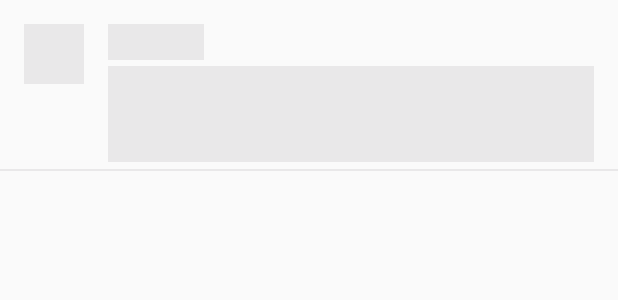
After one commit to theVinesh/github-trending, an Android app: the layout item_loading.xml on its own in the app's theme, with its tools: preview values and no code run, on a phone screen of 412 x 824 dp. The commit adds this screen. Shown: the top 300 px of the screen. Run offline under Robolectric (Android 15) with nearby library versions, the phone set to English and light mode, and no system bars.

Commit message:
Uses Flow api to handle loading and error

```diff
--- a/app/src/main/java/app/vineshbuilds/githubtrending/ui/mainpage/MainActivity.kt
+++ b/app/src/main/java/app/vineshbuilds/githubtrending/ui/mainpage/MainActivity.kt
@@ -3,15 +3,18 @@ package app.vineshbuilds.githubtrending.ui.mainpage
 import android.os.Bundle
 import androidx.appcompat.app.AppCompatActivity
 import androidx.databinding.DataBindingUtil
-import app.vineshbuilds.githubtrending.ui.mainpage.vms.MainVm
 import app.vineshbuilds.githubtrending.R
 import app.vineshbuilds.githubtrending.databinding.ActivityMainBinding
+import app.vineshbuilds.githubtrending.ui.mainpage.vms.MainVm
+import kotlinx.coroutines.ExperimentalCoroutinesApi
 import org.koin.androidx.viewmodel.ext.android.viewModel
 
 class MainActivity : AppCompatActivity() {
 
+    @ExperimentalCoroutinesApi
     private val viewModel: MainVm by viewModel()
 
+    @ExperimentalCoroutinesApi
     override fun onCreate(savedInstanceState: Bundle?) {
         super.onCreate(savedInstanceState)
         val binding =
--- /dev/null
+++ b/app/src/main/java/app/vineshbuilds/githubtrending/ui/mainpage/vms/ErrorVm.kt
@@ -0,0 +1,6 @@
+package app.vineshbuilds.githubtrending.ui.mainpage.vms
+
+import androidx.lifecycle.ViewModel
+
+class ErrorVm() : ViewModel() {
+}
--- /dev/null
+++ b/app/src/main/res/layout/item_loading.xml
@@ -0,0 +1,56 @@
+<?xml version="1.0" encoding="utf-8"?>
+<layout xmlns:app="http://schemas.android.com/apk/res-auto">
+
+    <data>
+
+        <variable
+            name="vm"
+            type="app.vineshbuilds.githubtrending.ui.mainpage.vms.LoadingVm" />
+    </data>
+
+    <androidx.constraintlayout.widget.ConstraintLayout xmlns:android="http://schemas.android.com/apk/res/android"
+        android:layout_width="match_parent"
+        app:breathAnimation="@{true}"
+        android:layout_height="wrap_content"
+        android:background="?attr/selectableItemBackground">
+
+        <ImageView
+            android:id="@+id/avatar"
+            android:layout_width="40dp"
+            android:layout_height="40dp"
+            android:layout_margin="16dp"
+            android:src="@color/divider"
+            app:layout_constraintStart_toStartOf="parent"
+            app:layout_constraintTop_toTopOf="parent" />
+
+        <LinearLayout
+            android:layout_width="0dp"
+            android:layout_height="wrap_content"
+            android:layout_margin="16dp"
+            android:orientation="vertical"
+            app:layout_constraintEnd_toEndOf="parent"
+            app:layout_constraintStart_toEndOf="@id/avatar"
+            app:layout_constraintTop_toTopOf="parent">
+
+            <View
+                style="@style/TextAppearance.AppCompat.Small"
+                android:layout_width="64dp"
+                android:layout_height="24dp"
+                android:background="@color/divider" />
+
+            <View
+                android:layout_width="match_parent"
+                android:layout_height="64dp"
+                android:layout_marginTop="4dp"
+                android:layout_marginBottom="6dp"
+                android:background="@color/divider" />
+        </LinearLayout>
+
+        <View
+            android:layout_width="match_parent"
+            android:layout_height="1dp"
+            android:background="@color/divider"
+            app:layout_constraintBottom_toBottomOf="parent" />
+
+    </androidx.constraintlayout.widget.ConstraintLayout>
+</layout>
```
Also changed, not shown: app/src/main/java/app/vineshbuilds/githubtrending/Result.kt (added, +7 -0 lines), app/src/main/java/app/vineshbuilds/githubtrending/Util.kt (added, +36 -0 lines), app/src/main/java/app/vineshbuilds/githubtrending/ui/mainpage/vms/LoadingVm.kt (added, +9 -0 lines), app/src/main/java/app/vineshbuilds/githubtrending/ui/mainpage/vms/MainVm.kt (added, +63 -0 lines), app/src/main/res/layout/item_error.xml (added, +22 -0 lines).
